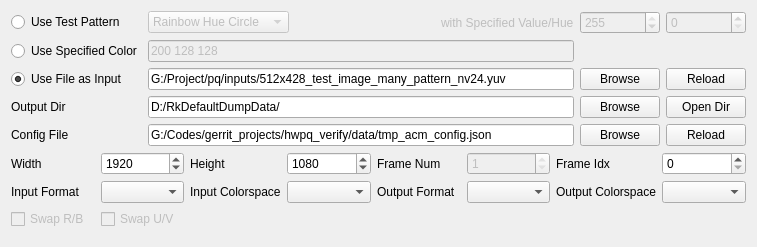
This is script/verify_tool_app/ui/io_ui.ui in FaiScofield/hwpq_verify as Qt 5 draws it before an edit. The edited form follows.
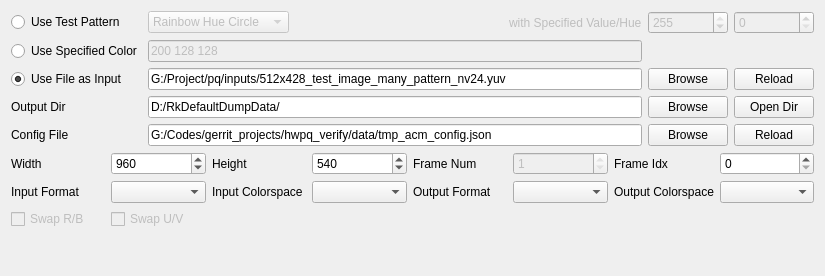
This is the edited form.

What changed in the file:
```diff
--- a/script/verify_tool_app/ui/io_ui.ui
+++ b/script/verify_tool_app/ui/io_ui.ui
@@ -6,8 +6,8 @@
    <rect>
     <x>0</x>
     <y>0</y>
-    <width>757</width>
-    <height>247</height>
+    <width>825</width>
+    <height>276</height>
    </rect>
   </property>
   <property name="windowTitle">
@@ -250,6 +250,15 @@
      </item>
      <item row="1" column="2">
       <widget class="QSpinBox" name="spinBox_valueV">
+       <property name="enabled">
+        <bool>false</bool>
+       </property>
+       <property name="sizePolicy">
+        <sizepolicy hsizetype="Preferred" vsizetype="Fixed">
+         <horstretch>0</horstretch>
+         <verstretch>0</verstretch>
+        </sizepolicy>
+       </property>
        <property name="toolTip">
         <string>固定 V 值（0-255），用于色环 / 彩虹 / 饱和度渐变等图案</string>
        </property>
@@ -266,6 +275,15 @@
      </item>
      <item row="1" column="3">
       <widget class="QSpinBox" name="spinBox_valueH">
+       <property name="enabled">
+        <bool>false</bool>
+       </property>
+       <property name="sizePolicy">
+        <sizepolicy hsizetype="Preferred" vsizetype="Fixed">
+         <horstretch>0</horstretch>
+         <verstretch>0</verstretch>
+        </sizepolicy>
+       </property>
        <property name="toolTip">
         <string>固定 H 值（0-360 度），用于饱和度 / 明度渐变等图案</string>
        </property>
@@ -286,6 +304,15 @@
     <layout class="QGridLayout" name="gridLayout_fmt">
      <item row="0" column="5">
       <widget class="QSpinBox" name="spinBox_frame_num">
+       <property name="enabled">
+        <bool>false</bool>
+       </property>
+       <property name="sizePolicy">
+        <sizepolicy hsizetype="Preferred" vsizetype="Fixed">
+         <horstretch>0</horstretch>
+         <verstretch>0</verstretch>
+        </sizepolicy>
+       </property>
        <property name="toolTip">
         <string>输入文件总帧数（只读）</string>
        </property>
@@ -326,6 +353,12 @@
      </item>
      <item row="0" column="3">
       <widget class="QSpinBox" name="spinBox_height">
+       <property name="sizePolicy">
+        <sizepolicy hsizetype="Preferred" vsizetype="Fixed">
+         <horstretch>0</horstretch>
+         <verstretch>0</verstretch>
+        </sizepolicy>
+       </property>
        <property name="toolTip">
         <string>输入图像高度（测试图 / 纯色按此生成）</string>
        </property>
@@ -336,7 +369,7 @@
         <number>8192</number>
        </property>
        <property name="value">
-        <number>1080</number>
+        <number>540</number>
        </property>
       </widget>
      </item>
@@ -349,6 +382,12 @@
      </item>
      <item row="0" column="1">
       <widget class="QSpinBox" name="spinBox_width">
+       <property name="sizePolicy">
+        <sizepolicy hsizetype="Preferred" vsizetype="Fixed">
+         <horstretch>0</horstretch>
+         <verstretch>0</verstretch>
+        </sizepolicy>
+       </property>
        <property name="toolTip">
         <string>输入图像宽度（测试图 / 纯色按此生成）</string>
        </property>
@@ -359,7 +398,7 @@
         <number>8192</number>
        </property>
        <property name="value">
-        <number>1920</number>
+        <number>960</number>
        </property>
       </widget>
      </item>
@@ -372,6 +411,12 @@
      </item>
      <item row="0" column="7">
       <widget class="QSpinBox" name="spinBox_frame_idx">
+       <property name="sizePolicy">
+        <sizepolicy hsizetype="Preferred" vsizetype="Fixed">
+         <horstretch>0</horstretch>
+         <verstretch>0</verstretch>
+        </sizepolicy>
+       </property>
        <property name="toolTip">
         <string>输入文件帧索引</string>
        </property>
@@ -389,6 +434,12 @@
      </item>
      <item row="1" column="7">
       <widget class="QComboBox" name="comboBox_output_colorspace">
+       <property name="sizePolicy">
+        <sizepolicy hsizetype="Preferred" vsizetype="Fixed">
+         <horstretch>0</horstretch>
+         <verstretch>0</verstretch>
+        </sizepolicy>
+       </property>
        <property name="toolTip">
         <string>输出帧色彩空间</string>
        </property>
```
Left out of the diff: 27 changed lines with no effect on the pictures.
